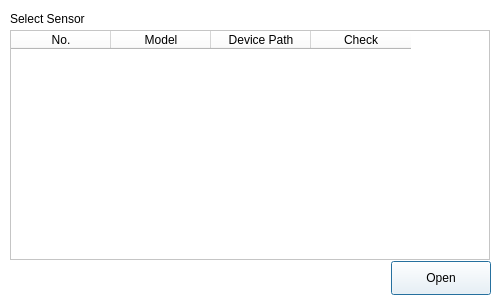
habilience/habilience-t3ksensor-tools, file T3kCfg/QSelectSensorWidget.ui: the form before one commit.
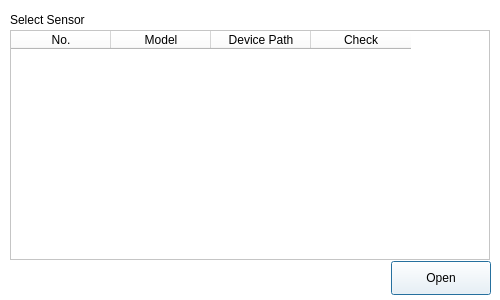
The form after the commit. Custom widgets are drawn as their Qt base class.

Diff of the .ui file:
```diff
--- a/T3kCfg/QSelectSensorWidget.ui
+++ b/T3kCfg/QSelectSensorWidget.ui
@@ -500,7 +500,7 @@
      <x>10</x>
      <y>10</y>
      <width>480</width>
-     <height>18</height>
+     <height>20</height>
     </rect>
    </property>
    <property name="font">
```
